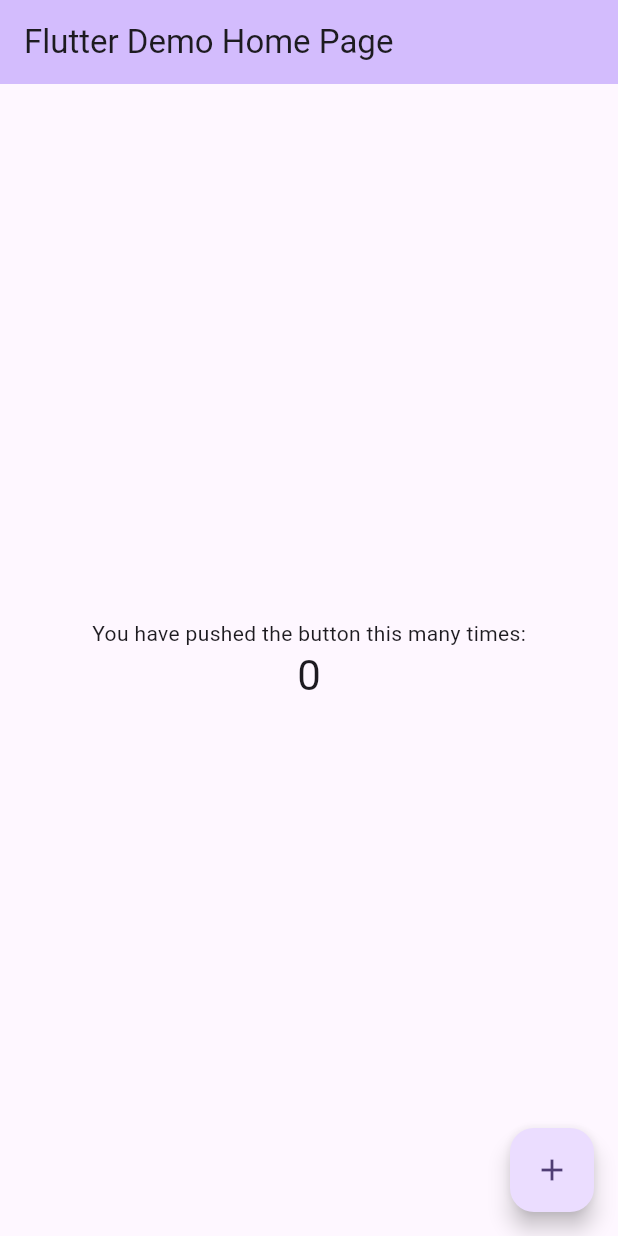
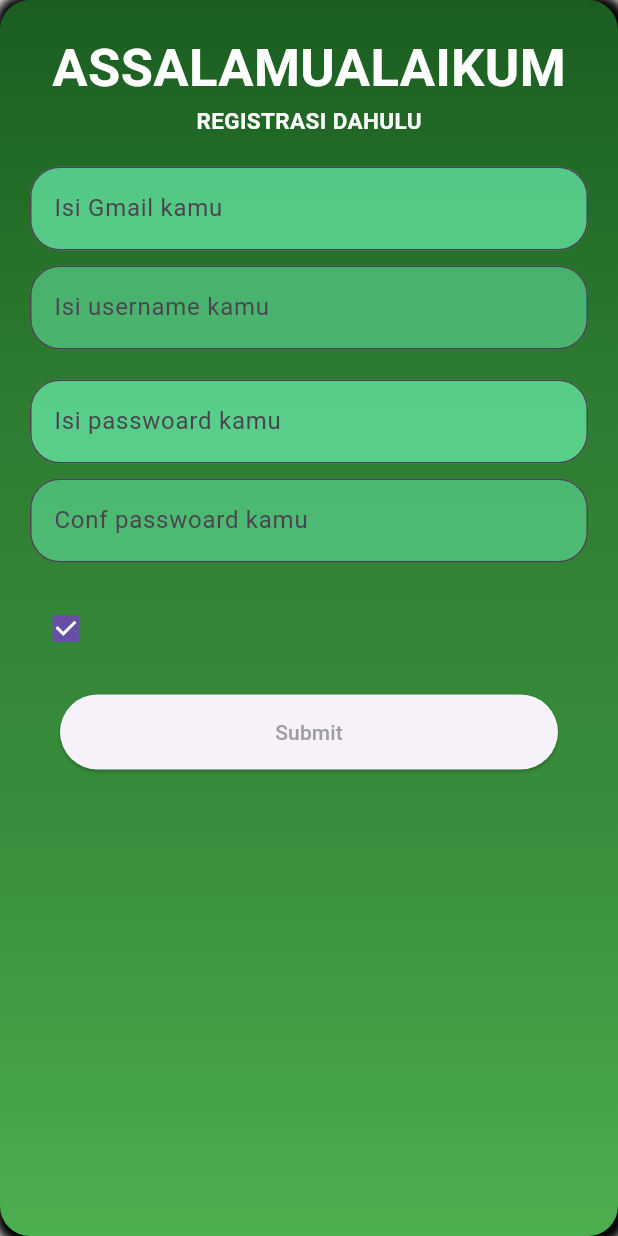
Before and after one commit to sindyhusro-del/apkMasjid, a Flutter app: the screen it shows after launch, on a phone screen of 412 x 824 dp. Run offline on Flutter 3.47's test engine with Material 3 defaults, Android fonts, the phone set to English and light mode, and no system bars.

Commit message:
grpn bila

```diff
--- /dev/null
+++ b/lib/cndy_register.dart
@@ -0,0 +1,159 @@
+import 'package:apk_masjid/cndy_home_page.dart';
+import 'package:flutter/cupertino.dart';
+import 'package:flutter/material.dart';
+
+class CndyRegister extends StatefulWidget {
+  const CndyRegister({super.key});
+
+  @override
+  State<CndyRegister> createState() => _CndyRegisterState();
+}
+
+class _CndyRegisterState extends State<CndyRegister> {
+  TextEditingController _username = TextEditingController();
+  TextEditingController _passwoard = TextEditingController();
+  bool _isMasjid = true;
+  IconData _icon = Icons.remove_red_eye;
+  bool _aplksiMe = true;
+
+  void isMasjid() {
+    setState(() {
+      if (_isMasjid){
+        _isMasjid = false;
+        _icon = CupertinoIcons.eye_slash;
+      }else{
+        _isMasjid = true;
+        _icon = CupertinoIcons.eye_fill;
+      }
+    });
+  }
+
+  @override
+  Widget build(BuildContext context) {
+    var size = MediaQuery.of(context).size;
+    return Scaffold(
+        body:  Container(
+            width: size.width,
+            height: size.height,
+            padding: const EdgeInsets.all(20),
+            decoration: BoxDecoration(
+              gradient: LinearGradient(colors: [Colors.green.shade900,Colors.green.shade800,Colors.green.shade700,Colors.green.shade500],
+                begin: Alignment.topCenter,
+                end: Alignment.bottomCenter,
+              ),
+              borderRadius: BorderRadius.circular(20),
+              boxShadow: [
+                BoxShadow(
+                  offset: Offset(1.5, 1.5),
+                  blurRadius: 5,
+                  spreadRadius: 5,
+                )
+              ]
+            ),
+            child: SingleChildScrollView(
+              child: Column(
+                children: [
+                  Text("ASSALAMUALAIKUM",
+                    style: TextStyle(
+                      color: Colors.white,
+                      fontWeight: FontWeight.bold,
+                      fontSize: 35,
+                    ),
+                  ),
+                  Text("REGISTRASI DAHULU",
+                    style: TextStyle(
+                      color: Colors.white,
+                      fontWeight: FontWeight.bold,
+                      fontSize: 15,
+                    ),
+                  ),
+                  SizedBox(height: 20),
+                  TextField(
+                    controller: _username,
+                    keyboardType: TextInputType.text,
+                    obscureText: _isMasjid,
+                    decoration: InputDecoration(
+                      filled: true,
+                      fillColor: Colors.greenAccent.withValues(alpha: 0.7),
+                      hintText: "Gmail",
+                      labelText: "Isi Gmail kamu",
+                      border: OutlineInputBorder(
+                        borderRadius: BorderRadius.circular(20),
+                      ),
+                    ),
+                  ),
+                  SizedBox(height: 10),
+                  TextField(
+                    controller: _passwoard,
+                    keyboardType: TextInputType.text,
+                    obscureText: _isMasjid,
+                    decoration: InputDecoration(
+                      filled: true,
+                      fillColor: Colors.greenAccent.withValues(alpha: 0.5),
+                      hintText: "Username",
+                      labelText: "Isi username kamu",
+                      border: OutlineInputBorder(
+                        borderRadius: BorderRadius.circular(20),
+                      ),
+                    ),
+                  ),
+                  SizedBox(height: 20),
+                  TextField(
+                    controller: _username,
+                    keyboardType: TextInputType.text,
+                    obscureText: _isMasjid,
+                    decoration: InputDecoration(
+                      filled: true,
+                      fillColor: Colors.greenAccent.withValues(alpha: 0.7),
+                      hintText: "Passwoard",
+                      labelText: "Isi passwoard kamu",
+                      border: OutlineInputBorder(
+                        borderRadius: BorderRadius.circular(20),
+                      ),
+                    ),
+                  ),
+                  SizedBox(height: 10),
+                  TextField(
+                    controller: _passwoard,
+                    keyboardType: TextInputType.text,
+                    obscureText: _isMasjid,
+                    decoration: InputDecoration(
+                      filled: true,
+                      fillColor: Colors.greenAccent.withValues(alpha: 0.5),
+                      hintText: "Confrim Passwoard",
+                      labelText: "Conf passwoard kamu",
+                      border: OutlineInputBorder(
+                        borderRadius: BorderRadius.circular(20),
+                      ),
+                    ),
+                  ),
+                  SizedBox(height: 20),
+                  Row(
+                    children: [
+                      Checkbox(value: _aplksiMe, onChanged: (value) {
+                        setState(() {
+                          _aplksiMe = !_aplksiMe;
+                        });
+                      },
+                      ),
+                    ],
+                  ),
+                  SizedBox(height: 20),
+                  ElevatedButton(onPressed: () {
+                    Navigator.pushReplacement(context, MaterialPageRoute(builder: (context) => CndyHomePage()),
+                    );
+                  },
+                    style: ButtonStyle(
+                      minimumSize: WidgetStatePropertyAll(
+                        Size(size.width - 80, 50),
+                      ),
+                    ),
+                    child: Text("Submit", style: TextStyle(color: Colors.grey),),
+                  ),
+                ],
+              ),
+            ),
+          ),
+    );
+  }
+}
--- a/lib/main.dart
+++ b/lib/main.dart
@@ -1,122 +1,21 @@
+import 'package:apk_masjid/cndy_splash_screen.dart';
 import 'package:flutter/material.dart';
 
-void main() {
-  runApp(const MyApp());
+void main(){
+
+  runApp(MasjidApp());
 }
 
-class MyApp extends StatelessWidget {
-  const MyApp({super.key});
+class MasjidApp extends StatefulWidget {
+  const MasjidApp({super.key});
 
-  // This widget is the root of your application.
+  @override
+  State<MasjidApp> createState() => _MasjidAppState();
+}
+
+class _MasjidAppState extends State<MasjidApp> {
   @override
   Widget build(BuildContext context) {
-    return MaterialApp(
-      title: 'Flutter Demo',
-      theme: ThemeData(
-        // This is the theme of your application.
-        //
-        // TRY THIS: Try running your application with "flutter run". You'll see
-        // the application has a purple toolbar. Then, without quitting the app,
-        // try changing the seedColor in the colorScheme below to Colors.green
-        // and then invoke "hot reload" (save your changes or press the "hot
-        // reload" button in a Flutter-supported IDE, or press "r" if you used
-        // the command line to start the app).
-        //
-        // Notice that the counter didn't reset back to zero; the application
-        // state is not lost during the reload. To reset the state, use hot
-        // restart instead.
-        //
-        // This works for code too, not just values: Most code changes can be
-        // tested with just a hot reload.
-        colorScheme: ColorScheme.fromSeed(seedColor: Colors.deepPurple),
-      ),
-      home: const MyHomePage(title: 'Flutter Demo Home Page'),
-    );
+    return MaterialApp(debugShowCheckedModeBanner: false, home: SplashScreen());
   }
 }
-
-class MyHomePage extends StatefulWidget {
-  const MyHomePage({super.key, required this.title});
-
-  // This widget is the home page of your application. It is stateful, meaning
-  // that it has a State object (defined below) that contains fields that affect
-  // how it looks.
-
-  // This class is the configuration for the state. It holds the values (in this
-  // case the title) provided by the parent (in this case the App widget) and
-  // used by the build method of the State. Fields in a Widget subclass are
-  // always marked "final".
-
-  final String title;
-
-  @override
-  State<MyHomePage> createState() => _MyHomePageState();
-}
-
-class _MyHomePageState extends State<MyHomePage> {
-  int _counter = 0;
-
-  void _incrementCounter() {
-    setState(() {
-      // This call to setState tells the Flutter framework that something has
-      // changed in this State, which causes it to rerun the build method below
-      // so that the display can reflect the updated values. If we changed
-      // _counter without calling setState(), then the build method would not be
-      // called again, and so nothing would appear to happen.
-      _counter++;
-    });
-  }
-
-  @override
-  Widget build(BuildContext context) {
-    // This method is rerun every time setState is called, for instance as done
-    // by the _incrementCounter method above.
-    //
-    // The Flutter framework has been optimized to make rerunning build methods
-    // fast, so that you can just rebuild anything that needs updating rather
-    // than having to individually change instances of widgets.
-    return Scaffold(
-      appBar: AppBar(
-        // TRY THIS: Try changing the color here to a specific color (to
-        // Colors.amber, perhaps?) and trigger a hot reload to see the AppBar
-        // change color while the other colors stay the same.
-        backgroundColor: Theme.of(context).colorScheme.inversePrimary,
-        // Here we take the value from the MyHomePage object that was created by
-        // the App.build method, and use it to set our appbar title.
-        title: Text(widget.title),
-      ),
-      body: Center(
-        // Center is a layout widget. It takes a single child and positions it
-        // in the middle of the parent.
-        child: Column(
-          // Column is also a layout widget. It takes a list of children and
-          // arranges them vertically. By default, it sizes itself to fit its
-          // children horizontally, and tries to be as tall as its parent.
-          //
-          // Column has various properties to control how it sizes itself and
-          // how it positions its children. Here we use mainAxisAlignment to
-          // center the children vertically; the main axis here is the vertical
-          // axis because Columns are vertical (the cross axis would be
-          // horizontal).
-          //
-          // TRY THIS: Invoke "debug painting" (choose the "Toggle Debug Paint"
-          // action in the IDE, or press "p" in the console), to see the
-          // wireframe for each widget.
-          mainAxisAlignment: MainAxisAlignment.center,
-          children: <Widget>[
-            const Text('You have pushed the button this many times:'),
-            Text(
-              '$_counter',
-              style: Theme.of(context).textTheme.headlineMedium,
-            ),
-          ],
-        ),
-      ),
-      floatingActionButton: FloatingActionButton(
-        onPressed: _incrementCounter,
-        tooltip: 'Increment',
-        child: const Icon(Icons.add),
-      ), // This trailing comma makes auto-formatting nicer for build methods.
-    );
-  }
-}
--- a/pubspec.yaml
+++ b/pubspec.yaml
@@ -57,9 +57,8 @@ flutter:
   # the material Icons class.
   uses-material-design: true
 
-  # To add assets to your application, add an assets section, like this:
-  # assets:
-  #   - images/a_dot_burr.jpeg
+  assets:
+  - asesst/image/masjid.jpg
   #   - images/a_dot_ham.jpeg
 
   # An image asset can refer to one or more resolution-specific "variants", see
```
Also changed, not shown: lib/cndy_banner.dart (added, +69 -0 lines), lib/cndy_home_page.dart (added, +29 -0 lines), lib/cndy_splash_screen.dart (added, +61 -0 lines), 2 other files.
